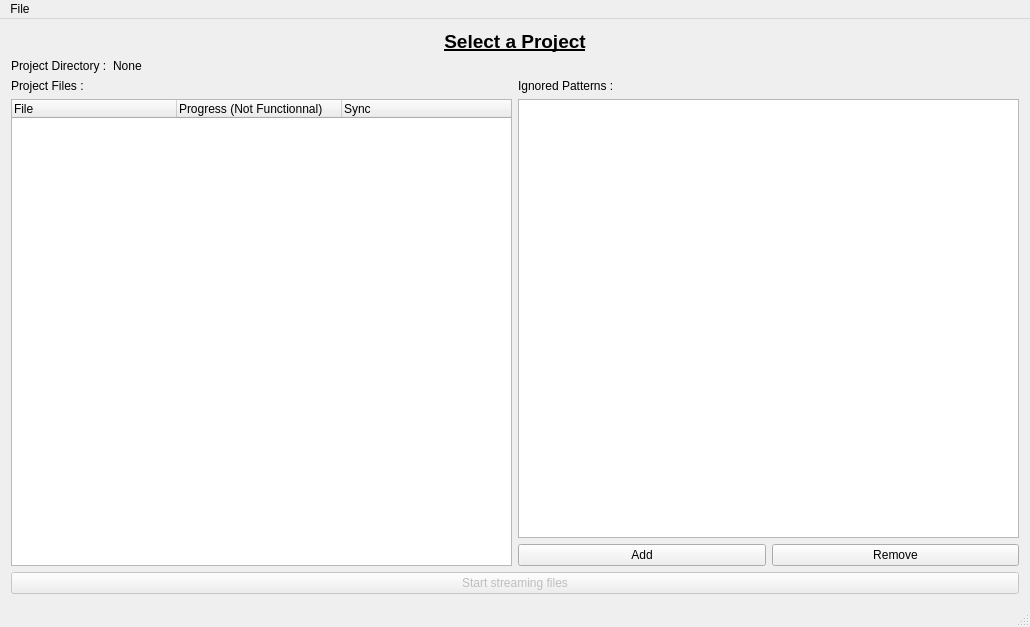
This is ui/mainwindow.ui in TwiceCast/TwiceCast-Client as Qt 5 draws it before an edit. The edited form follows.
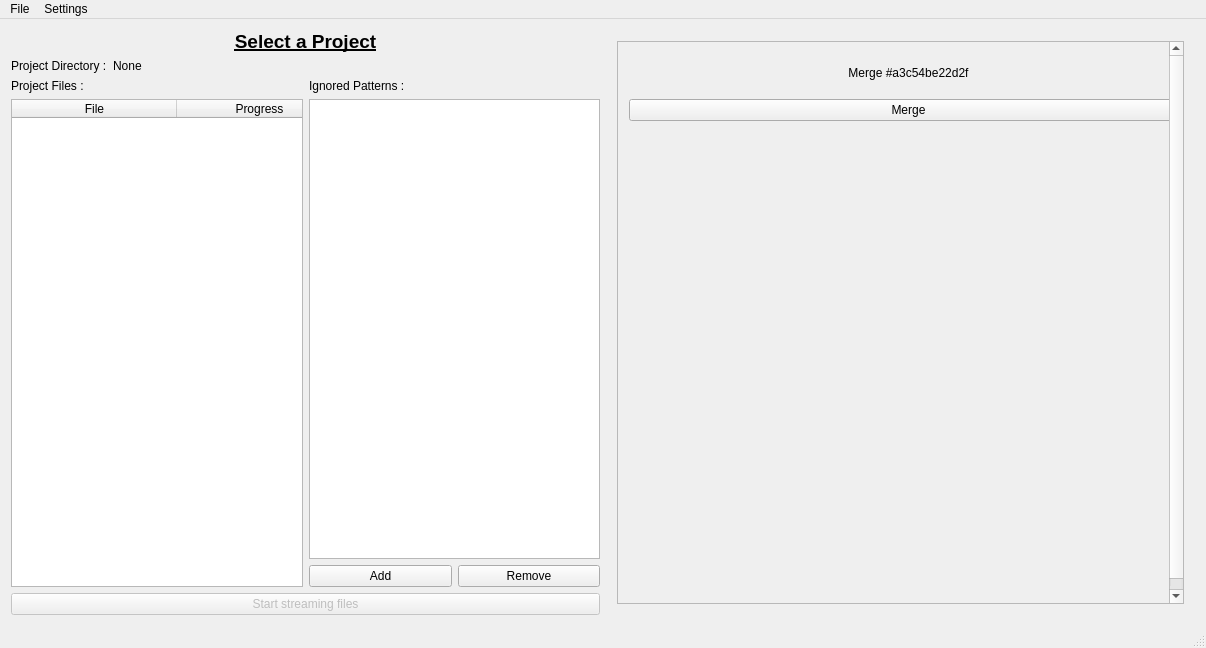
This is the edited form.

The edit to the form file:
```diff
--- a/ui/mainwindow.ui
+++ b/ui/mainwindow.ui
@@ -6,8 +6,8 @@
    <rect>
     <x>0</x>
     <y>0</y>
-    <width>1030</width>
-    <height>627</height>
+    <width>1206</width>
+    <height>648</height>
    </rect>
   </property>
   <property name="windowTitle">
@@ -82,7 +82,7 @@
              <number>165</number>
             </attribute>
             <attribute name="headerMinimumSectionSize">
-             <number>50</number>
+             <number>100</number>
             </attribute>
             <attribute name="headerShowSortIndicator" stdset="0">
              <bool>false</bool>
@@ -94,10 +94,16 @@
              <property name="text">
               <string>File</string>
              </property>
+             <property name="textAlignment">
+              <set>AlignCenter</set>
+             </property>
             </column>
             <column>
              <property name="text">
-              <string>Progress (Not Functionnal)</string>
+              <string>Progress</string>
+             </property>
+             <property name="textAlignment">
+              <set>AlignCenter</set>
              </property>
             </column>
             <column>
@@ -143,16 +149,71 @@
         </item>
        </layout>
       </item>
+      <item>
+       <widget class="QPushButton" name="startButton">
+        <property name="enabled">
+         <bool>false</bool>
+        </property>
+        <property name="text">
+         <string>Start streaming files</string>
+        </property>
+       </widget>
+      </item>
      </layout>
     </item>
-    <item row="1" column="0">
-     <widget class="QPushButton" name="startButton">
-      <property name="enabled">
-       <bool>false</bool>
-      </property>
-      <property name="text">
-       <string>Start streaming files</string>
-      </property>
+    <item row="0" column="1">
+     <widget class="QWidget" name="PullRequestWidget" native="true">
+      <layout class="QVBoxLayout" name="verticalLayout">
+       <item>
+        <widget class="QScrollArea" name="scrollArea">
+         <property name="horizontalScrollBarPolicy">
+          <enum>Qt::ScrollBarAlwaysOff</enum>
+         </property>
+         <property name="widgetResizable">
+          <bool>false</bool>
+         </property>
+         <widget class="QWidget" name="scrollAreaWidgetContents">
+          <property name="geometry">
+           <rect>
+            <x>0</x>
+            <y>0</y>
+            <width>584</width>
+            <height>572</height>
+           </rect>
+          </property>
+          <widget class="QWidget" name="widget" native="true">
+           <property name="geometry">
+            <rect>
+             <x>0</x>
+             <y>-1</y>
+             <width>581</width>
+             <height>91</height>
+            </rect>
+           </property>
+           <layout class="QGridLayout" name="gridLayout_2">
+            <item row="0" column="0">
+             <widget class="QLabel" name="label">
+              <property name="text">
+               <string>Merge #a3c54be22d2f</string>
+              </property>
+              <property name="alignment">
+               <set>Qt::AlignCenter</set>
+              </property>
+             </widget>
+            </item>
+            <item row="1" column="0">
+             <widget class="QPushButton" name="pushButton">
+              <property name="text">
+               <string>Merge</string>
+              </property>
+             </widget>
+            </item>
+           </layout>
+          </widget>
+         </widget>
+        </widget>
+       </item>
+      </layout>
      </widget>
     </item>
    </layout>
@@ -162,7 +223,7 @@
     <rect>
      <x>0</x>
      <y>0</y>
-     <width>1030</width>
+     <width>1206</width>
      <height>25</height>
     </rect>
    </property>
@@ -182,7 +243,14 @@
     <addaction name="actionDisconnect"/>
     <addaction name="actionExit"/>
    </widget>
+   <widget class="QMenu" name="menuSettings">
+    <property name="title">
+     <string>Settings</string>
+    </property>
+    <addaction name="actionPull_Request"/>
+   </widget>
    <addaction name="menuFile"/>
+   <addaction name="menuSettings"/>
   </widget>
   <widget class="QStatusBar" name="statusBar"/>
   <action name="actionExit">
```
Left out of the diff: 11 changed lines with no effect on the pictures.
